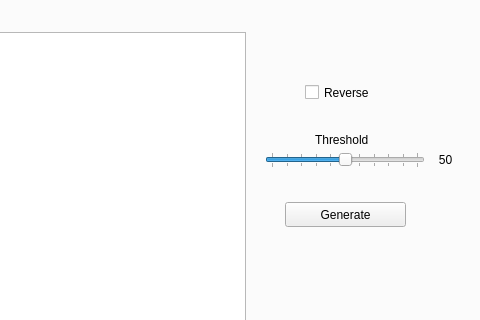
vaul-ulaval/f1tenth-raceline-optim, file GUI/MainWindow.ui: the form before one commit; both pictures show x 427 to 907 and y 83 to 403 of the 907 by 670 pixel window.
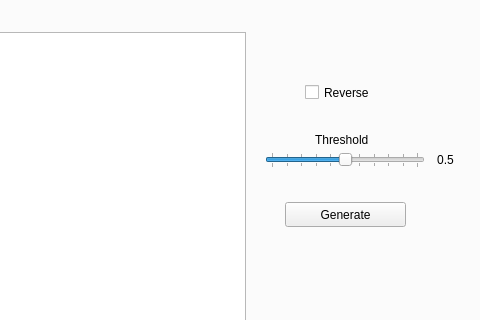
The form after the commit.

```diff
--- a/GUI/MainWindow.ui
+++ b/GUI/MainWindow.ui
@@ -125,7 +125,7 @@
        </rect>
       </property>
       <property name="text">
-       <string>50</string>
+       <string>0.5</string>
       </property>
       <property name="alignment">
        <set>Qt::AlignCenter</set>
```
Left out of the diff: 21 changed lines with no effect on the pictures.
